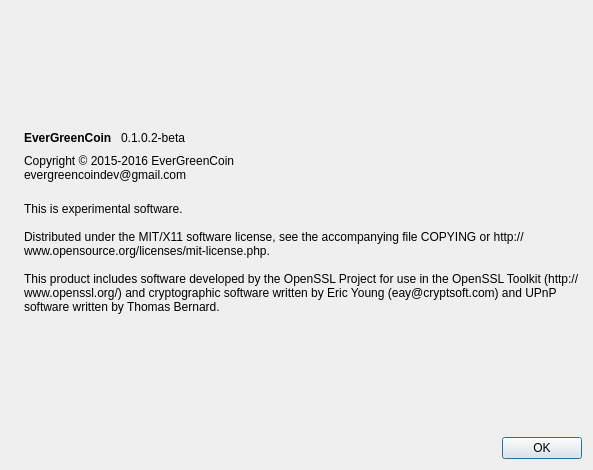
EverGreenCoinDev/EverGreenCoin, file src/qt/forms/aboutdialog.ui: the form before one commit.
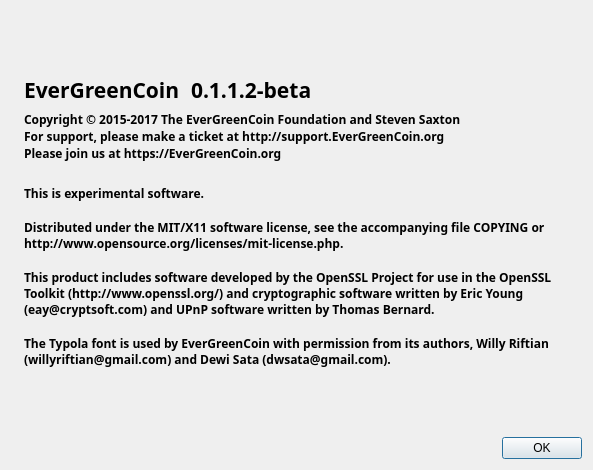
The form after the commit. Icons and pictures are not drawn.

Commit message: Typola dev commit

The edit to the form file:
```diff
--- a/src/qt/forms/aboutdialog.ui
+++ b/src/qt/forms/aboutdialog.ui
@@ -46,6 +46,15 @@
       <layout class="QHBoxLayout" name="horizontalLayout">
        <item>
         <widget class="QLabel" name="label">
+         <property name="font">
+          <font>
+           <family>Typola</family>
+           <pointsize>16</pointsize>
+           <weight>75</weight>
+           <bold>true</bold>
+           <stylestrategy>PreferAntialias</stylestrategy>
+          </font>
+         </property>
          <property name="cursor">
           <cursorShape>IBeamCursor</cursorShape>
          </property>
@@ -59,11 +68,20 @@
        </item>
        <item>
         <widget class="QLabel" name="versionLabel">
+         <property name="font">
+          <font>
+           <family>Typola</family>
+           <pointsize>16</pointsize>
+           <weight>75</weight>
+           <bold>true</bold>
+           <stylestrategy>PreferAntialias</stylestrategy>
+          </font>
+         </property>
          <property name="cursor">
           <cursorShape>IBeamCursor</cursorShape>
          </property>
          <property name="text">
-          <string notr="true">0.1.0.2-beta</string>
+          <string notr="true">0.1.1.2-beta</string>
          </property>
          <property name="textInteractionFlags">
           <set>Qt::LinksAccessibleByMouse|Qt::TextSelectableByKeyboard|Qt::TextSelectableByMouse</set>
@@ -87,12 +105,21 @@
      </item>
      <item>
       <widget class="QLabel" name="copyrightLabel">
+       <property name="font">
+        <font>
+         <family>Typola</family>
+         <weight>75</weight>
+         <bold>true</bold>
+         <stylestrategy>PreferAntialias</stylestrategy>
+        </font>
+       </property>
        <property name="cursor">
         <cursorShape>IBeamCursor</cursorShape>
        </property>
        <property name="text">
-        <string>Copyright © 2015-2016 EverGreenCoin 
-evergreencoindev@gmail.com</string>
+        <string>Copyright © 2015-2017 The EverGreenCoin Foundation and Steven Saxton
+For support, please make a ticket at http://support.EverGreenCoin.org
+Please join us at https://EverGreenCoin.org</string>
        </property>
        <property name="textInteractionFlags">
         <set>Qt::LinksAccessibleByMouse|Qt::TextSelectableByKeyboard|Qt::TextSelectableByMouse</set>
@@ -101,6 +128,14 @@
      </item>
      <item>
       <widget class="QLabel" name="label_2">
+       <property name="font">
+        <font>
+         <family>Typola</family>
+         <weight>75</weight>
+         <bold>true</bold>
+         <stylestrategy>PreferAntialias</stylestrategy>
+        </font>
+       </property>
        <property name="cursor">
         <cursorShape>IBeamCursor</cursorShape>
        </property>
@@ -110,7 +145,9 @@
 
 Distributed under the MIT/X11 software license, see the accompanying file COPYING or http://www.opensource.org/licenses/mit-license.php.
 
-This product includes software developed by the OpenSSL Project for use in the OpenSSL Toolkit (http://www.openssl.org/) and cryptographic software written by Eric Young (eay@cryptsoft.com) and UPnP software written by Thomas Bernard.</string>
+This product includes software developed by the OpenSSL Project for use in the OpenSSL Toolkit (http://www.openssl.org/) and cryptographic software written by Eric Young (eay@cryptsoft.com) and UPnP software written by Thomas Bernard.
+
+The Typola font is used by EverGreenCoin with permission from its authors, Willy Riftian (willyriftian@gmail.com) and Dewi Sata (dwsata@gmail.com).</string>
        </property>
        <property name="wordWrap">
         <bool>true</bool>
```
The commit also changes 74 other files.
